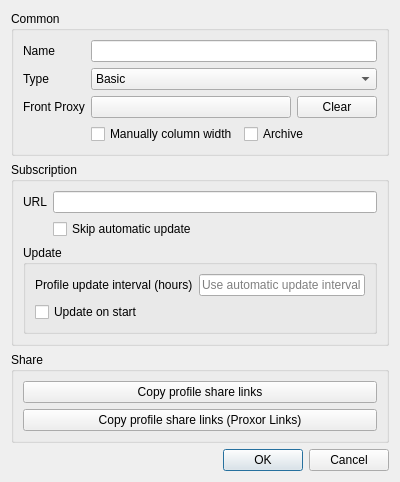
This is src/ui/edit/dialog_edit_group.ui in Ogstra/proxor as Qt 5 draws it before an edit. The edited form follows.
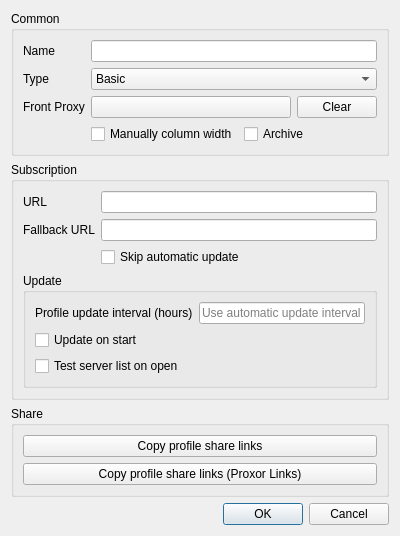
This is the edited form. Custom widgets are drawn as their Qt base class.

Commit message: Move subscription direct sites into a Direct Sites routing subtab with per-subscription and per-profile targeting

Diff of the .ui file:
```diff
--- a/src/ui/edit/dialog_edit_group.ui
+++ b/src/ui/edit/dialog_edit_group.ui
@@ -133,7 +133,17 @@
         <item row="0" column="1">
          <widget class="MyLineEdit" name="url"/>
         </item>
+        <item row="1" column="0">
+         <widget class="QLabel" name="fallback_url_l">
+          <property name="text">
+           <string>Fallback URL</string>
+          </property>
+         </widget>
+        </item>
         <item row="1" column="1">
+         <widget class="MyLineEdit" name="fallback_url"/>
+        </item>
+        <item row="2" column="1">
          <widget class="QCheckBox" name="skip_auto_update">
           <property name="text">
            <string>Skip automatic update</string>
@@ -169,6 +179,13 @@
            </property>
           </widget>
          </item>
+         <item row="2" column="0" colspan="2">
+          <widget class="QCheckBox" name="subscription_ping_onopen_enabled">
+           <property name="text">
+            <string>Test server list on open</string>
+           </property>
+          </widget>
+         </item>
         </layout>
        </widget>
       </item>
```
Left out of the diff: 2 changed lines with no effect on the pictures. The commit also changes 22 other files.
